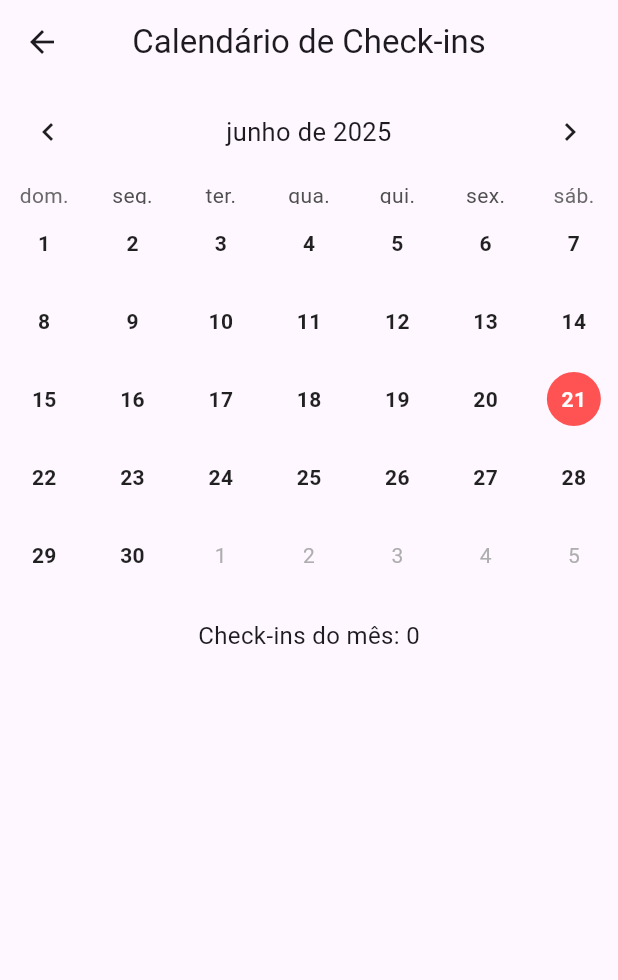
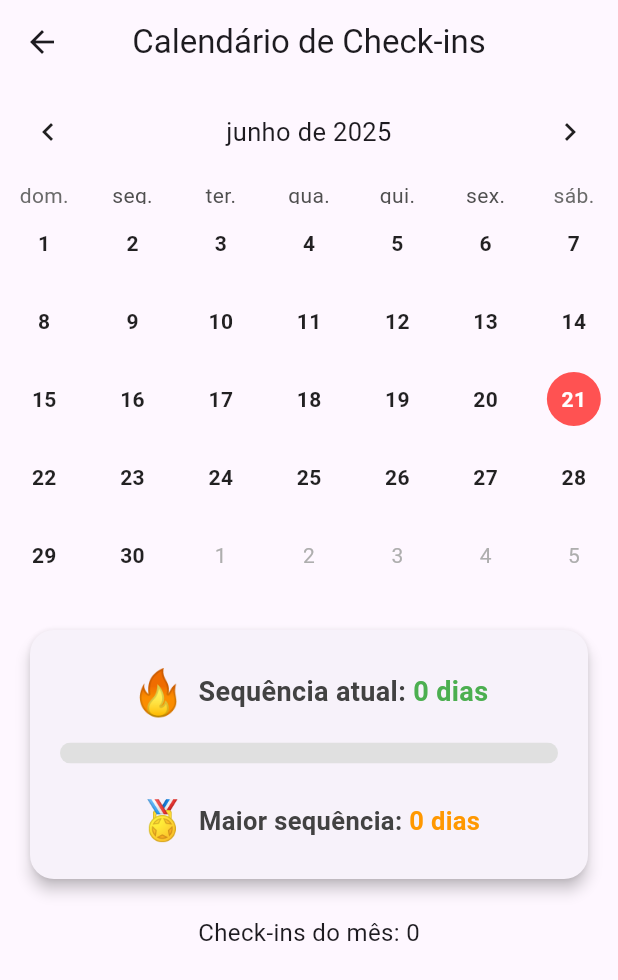
Before and after one commit to acmachado48/Fitlab-Flutter, a Flutter app: the CalendarioPage screen opened directly, on a phone screen of 412 x 824 dp. Shown: the top 980 px of the screen. Run offline on Flutter 3.47's test engine with Material 3 defaults, Android fonts, the phone set to English and light mode, and no system bars; drawn by our look-alikes of table_calendar; our stand-ins replace cloud_firestore, firebase_auth, firebase_core, fl_chart; accounts and stored records are empty.

Commit message:
melhor UI/UX

```diff
--- a/FitLab/lib/calendario.dart
+++ b/FitLab/lib/calendario.dart
@@ -17,6 +17,9 @@ class _CalendarioPageState extends State<CalendarioPage> {
   DateTime selectedDay = DateTime.now();
   DateTime focusedDay = DateTime.now();
   User? user = FirebaseAuth.instance.currentUser;
+
+  int sequenciaAtual = 0;
+  int maiorSequencia = 0;
 
   @override
   void initState() {
@@ -51,6 +54,60 @@ class _CalendarioPageState extends State<CalendarioPage> {
     setState(() {
       checkins = dados;
     });
+
+    _calcularSequencias();
+  }
+
+  void _calcularSequencias() {
+    if (checkins.isEmpty) {
+      setState(() {
+        sequenciaAtual = 0;
+        maiorSequencia = 0;
+      });
+      return;
+    }
+
+    // Datas ordenadas dos check-ins marcados
+    List<DateTime> diasCheckin = checkins.entries
+        .where((e) => e.value == true)
+        .map((e) => DateTime.parse(e.key))
+        .toList();
+    diasCheckin.sort();
+
+    // Calcular maior sequência
+    int maior = 0;
+    int contador = 1;
+    for (int i = 1; i < diasCheckin.length; i++) {
+      final anterior = diasCheckin[i - 1];
+      final atual = diasCheckin[i];
+      if (atual.difference(anterior).inDays == 1) {
+        contador++;
+      } else {
+        if (contador > maior) maior = contador;
+        contador = 1;
+      }
+    }
+    if (contador > maior) maior = contador;
+
+    // Calcular sequência atual (de hoje para trás)
+    int atualStreak = 0;
+    DateTime diaAtual = DateTime.now();
+    diaAtual = DateTime(diaAtual.year, diaAtual.month, diaAtual.day);
+
+    while (true) {
+      final diaStr = DateFormat('yyyy-MM-dd').format(diaAtual);
+      if (checkins[diaStr] == true) {
+        atualStreak++;
+        diaAtual = diaAtual.subtract(const Duration(days: 1));
+      } else {
+        break;
+      }
+    }
+
+    setState(() {
+      maiorSequencia = maior;
+      sequenciaAtual = atualStreak;
+    });
   }
 
   Future<void> _toggleCheckin(DateTime day) async {
@@ -84,9 +141,8 @@ class _CalendarioPageState extends State<CalendarioPage> {
       ),
     ));
 
-    _carregarCheckinsMes(focusedDay);
-
     await _atualizarTotalCheckinsMes();
+    await _carregarCheckinsMes(focusedDay);
   }
 
   Future<void> _atualizarTotalCheckinsMes() async {
@@ -153,7 +209,7 @@ class _CalendarioPageState extends State<CalendarioPage> {
               weekendDecoration: BoxDecoration(shape: BoxShape.circle),
               outsideDecoration: BoxDecoration(shape: BoxShape.circle),
               todayDecoration: BoxDecoration(
-                color: Colors.transparent, // não pintar por padrão
+                color: Colors.transparent,
                 shape: BoxShape.circle,
               ),
             ),
@@ -162,12 +218,107 @@ class _CalendarioPageState extends State<CalendarioPage> {
               todayBuilder: (context, day, _) => _buildDayCell(day),
             ),
           ),
-          const SizedBox(height: 16),
+
+          const SizedBox(height: 24),
+
+          // Card do streak com design melhorado
+          _buildStreakCard(),
+
+          const SizedBox(height: 24),
+
+          // Texto simples para check-ins do mês
           Text(
             'Check-ins do mês: ${checkins.values.where((e) => e).length}',
             style: const TextStyle(fontSize: 16),
           ),
+
+          const SizedBox(height: 24),
         ],
+      ),
+    );
+  }
+
+  Widget _buildStreakCard() {
+    const int maxStreakVisual = 30; // máximo que a barra mostra
+
+    // Calcula % para a barra de progresso (limitando para o max)
+    double progress = (sequenciaAtual / maxStreakVisual);
+    if (progress > 1.0) progress = 1.0;
+
+    return Card(
+      margin: const EdgeInsets.symmetric(horizontal: 20),
+      elevation: 4,
+      shape: RoundedRectangleBorder(borderRadius: BorderRadius.circular(16)),
+      child: Padding(
+        padding: const EdgeInsets.all(20),
+        child: Column(
+          children: [
+            // Sequência Atual
+            Row(
+              mainAxisAlignment: MainAxisAlignment.center,
+              children: [
+                const Text('🔥',
+                    style:
+                        TextStyle(fontSize: 30, fontWeight: FontWeight.bold)),
+                const SizedBox(width: 8),
+                Text(
+                  'Sequência atual: ',
+                  style: TextStyle(
+                      fontSize: 18,
+                      fontWeight: FontWeight.w600,
+                      color: Colors.grey[800]),
+                ),
+                Text(
+                  '$sequenciaAtual dia${sequenciaAtual == 1 ? '' : 's'}',
+                  style: const TextStyle(
+                      fontSize: 18,
+                      fontWeight: FontWeight.bold,
+                      color: Colors.green),
+                ),
+              ],
+            ),
+
+            const SizedBox(height: 12),
+
+            // Barra de progresso visual do streak
+            ClipRRect(
+              borderRadius: BorderRadius.circular(12),
+              child: LinearProgressIndicator(
+                minHeight: 14,
+                value: progress,
+                backgroundColor: Colors.grey[300],
+                valueColor: const AlwaysStoppedAnimation<Color>(Colors.green),
+              ),
+            ),
+
+            const SizedBox(height: 20),
+
+            // Maior sequência
+            Row(
+              mainAxisAlignment: MainAxisAlignment.center,
+              children: [
+                const Text('🏅',
+                    style:
+                        TextStyle(fontSize: 26, fontWeight: FontWeight.bold)),
+                const SizedBox(width: 8),
+                Text(
+                  'Maior sequência: ',
+                  style: TextStyle(
+                      fontSize: 17,
+                      fontWeight: FontWeight.w600,
+                      color: Colors.grey[800]),
+                ),
+                Text(
+                  '$maiorSequencia dia${maiorSequencia == 1 ? '' : 's'}',
+                  style: const TextStyle(
+                      fontSize: 17,
+                      fontWeight: FontWeight.bold,
+                      color: Colors.orange),
+                ),
+              ],
+            ),
+          ],
+        ),
       ),
     );
   }
```
